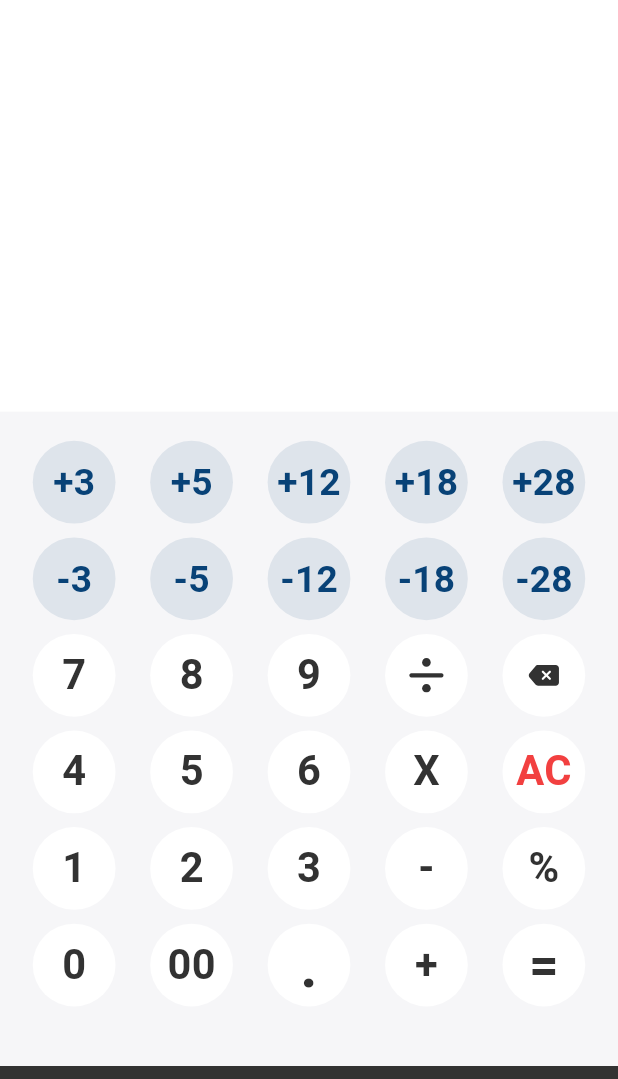
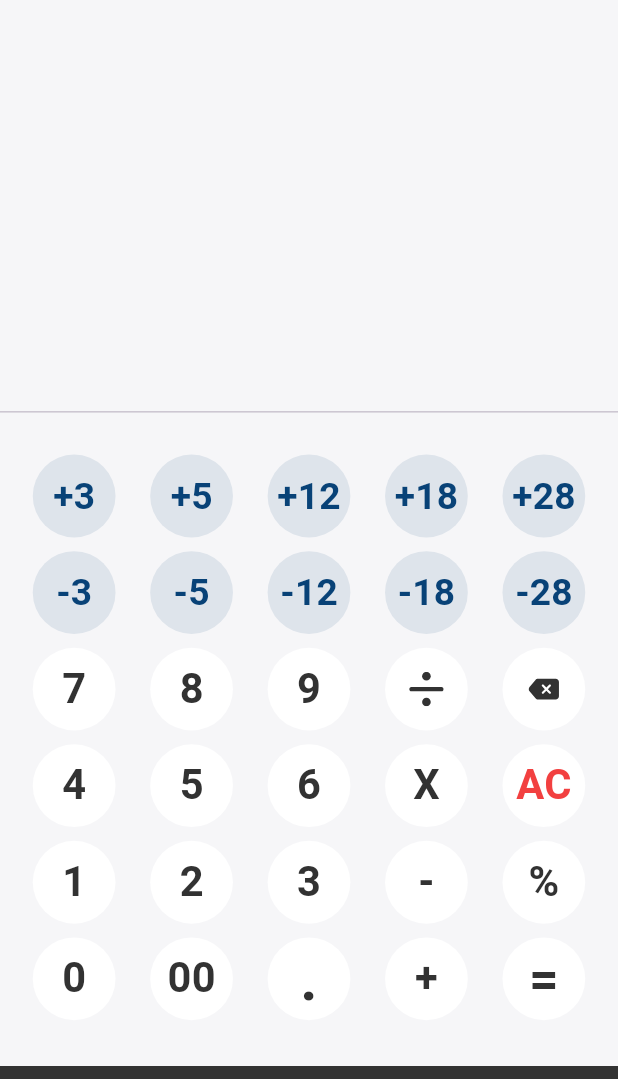
Before and after one commit to nikunjOceanmtech/gst_calcuator, a Flutter app: the screen it shows after launch, after a tap on "Gst Cal", on a phone screen of 412 x 824 dp, the part 65-1144 px from its top. Run offline on Flutter 3.47's test engine with Material 3 defaults, Android fonts, the light colour scheme and no system bars; our stand-ins replace bloc, cached_network_image, equatable, flutter_bloc, flutter_screenutil, flutter_svg and 4 more; missing offline and left inert: date_picker_plus, eval_ex; accounts and stored records are empty; Roboto replaces fonts that are missing (Circular Std); project files that could hold a hidden picture were left out.

Commit message:
code refactored
code refactored

```diff
--- a/lib/features/gst_calculator/presentation/pages/gst_calculator_screen.dart
+++ b/lib/features/gst_calculator/presentation/pages/gst_calculator_screen.dart
@@ -1,6 +1,5 @@
 import 'package:eval_ex/expression.dart';
 import 'package:flutter/material.dart';
-import 'package:gst_calcuator/common/common_widget.dart';
 import 'package:gst_calcuator/features/gst_calculator/presentation/pages/gst_calculator_widget.dart';
 
 class GstCalculatorScreen extends StatefulWidget {
@@ -16,7 +15,7 @@ class _GstCalculatorScreenState extends GstCalculatorWidget {
   Widget build(BuildContext context) {
     return SafeArea(
       child: Scaffold(
-        backgroundColor: AppColor.greyColor,
+        backgroundColor: const Color(0xffF6F6F8),
         appBar: appBarView(context: context),
         body: screenView(),
         bottomNavigationBar: bottomView(),
--- a/lib/features/gst_calculator/presentation/pages/gst_calculator_widget.dart
+++ b/lib/features/gst_calculator/presentation/pages/gst_calculator_widget.dart
@@ -27,7 +27,7 @@ abstract class GstCalculatorWidget extends State<GstCalculatorScreen> {
 
   PreferredSizeWidget appBarView({required BuildContext context}) {
     return AppBar(
-      backgroundColor: AppColor.whiteBackGroundColor,
+      backgroundColor: const Color(0xffF6F6F8),
       leading: InkWell(
         onTap: () => Navigator.pop(context),
         child: Container(
@@ -41,7 +41,7 @@ abstract class GstCalculatorWidget extends State<GstCalculatorScreen> {
         InkWell(
           onTap: () => showTopBottomSheetView(context: context, child: const CalcuationHistroryScreen()),
           child: Container(
-            height: 25,
+            height: 30,
             alignment: Alignment.center,
             child: CommonWidget.imageBuilder(imageUrl: 'assets/images/svg/history.svg', height: 25, width: 25),
           ),
@@ -108,6 +108,7 @@ abstract class GstCalculatorWidget extends State<GstCalculatorScreen> {
           mainAxisAlignment: MainAxisAlignment.end,
           children: [
             Expanded(flex: 3, child: topView()),
+            const Divider(height: 1),
             Expanded(flex: 5, child: bottomButtonView()),
           ],
         );
@@ -126,6 +127,7 @@ abstract class GstCalculatorWidget extends State<GstCalculatorScreen> {
 
   Widget topView() {
     return CommonWidget.container(
+      color: Colors.transparent,
       padding: EdgeInsets.symmetric(horizontal: 15.w),
       child: Column(
         children: [
@@ -296,9 +298,10 @@ abstract class GstCalculatorWidget extends State<GstCalculatorScreen> {
       child: CommonWidget.container(
         height: ScreenUtil().screenHeight * 0.55,
         width: ScreenUtil().screenWidth,
-        color: AppColor.greyColor,
+        color: AppColor.greyColor.withOpacity(0.2),
         child: Column(
           children: [
+            SizedBox(height: 10.h),
             Row(
               mainAxisAlignment: MainAxisAlignment.spaceEvenly,
               children: List.generate(
```
Also changed, not shown: lib/features/interest_calculator/presentation/view/interest_calculator_screen.dart (+11 -4 lines), 1 other file.
